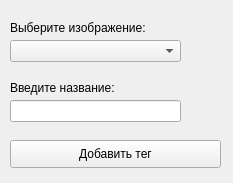
The window that files/tags/add_tag.ui (Mooro869/PhotoCollection) describes before a commit, drawn with Qt 5.
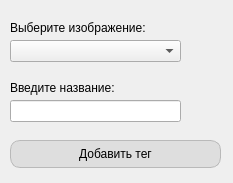
The same window after the commit.

```diff
--- a/files/tags/add_tag.ui
+++ b/files/tags/add_tag.ui
@@ -22,6 +22,15 @@
      <height>28</height>
     </rect>
    </property>
+   <property name="styleSheet">
+    <string notr="true"> background-color: rgba(220, 220, 220, 0.9);  /* Светло-серый фон */
+                color: black;                               /* Черный текст */
+                border-radius: 10px;                        /* Закругление углов */
+                border: 1px solid rgba(180, 180, 180, 0.9); /* Серая рамка */
+                padding: 5px 10px;                         /* Внутренние отступы */
+                font-weight: 400;                          /* Жирный текст */ 
+</string>
+   </property>
    <property name="text">
     <string>Добавить тег</string>
    </property>
```
